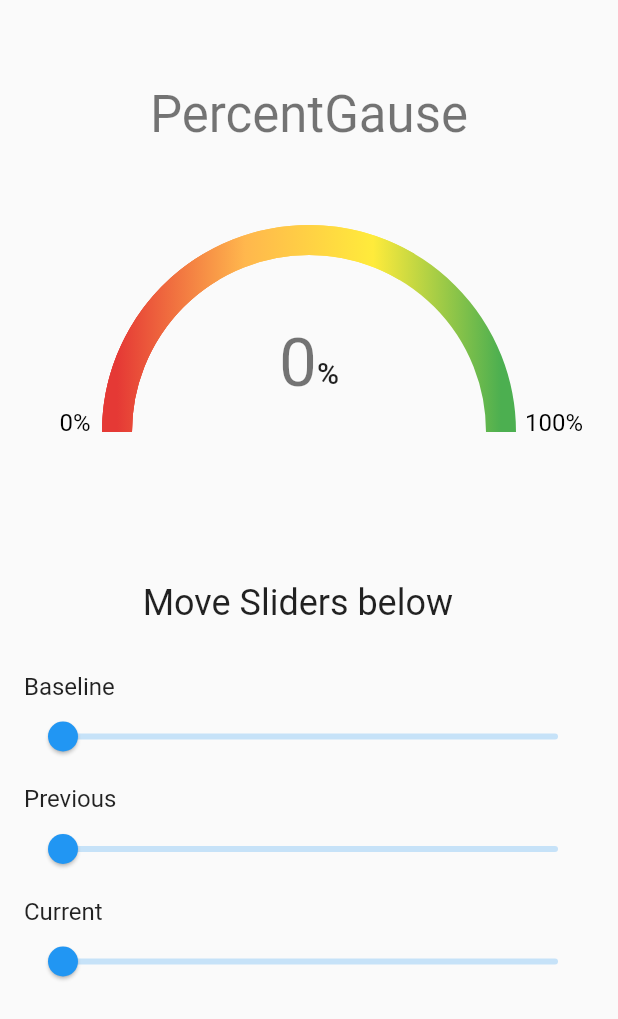
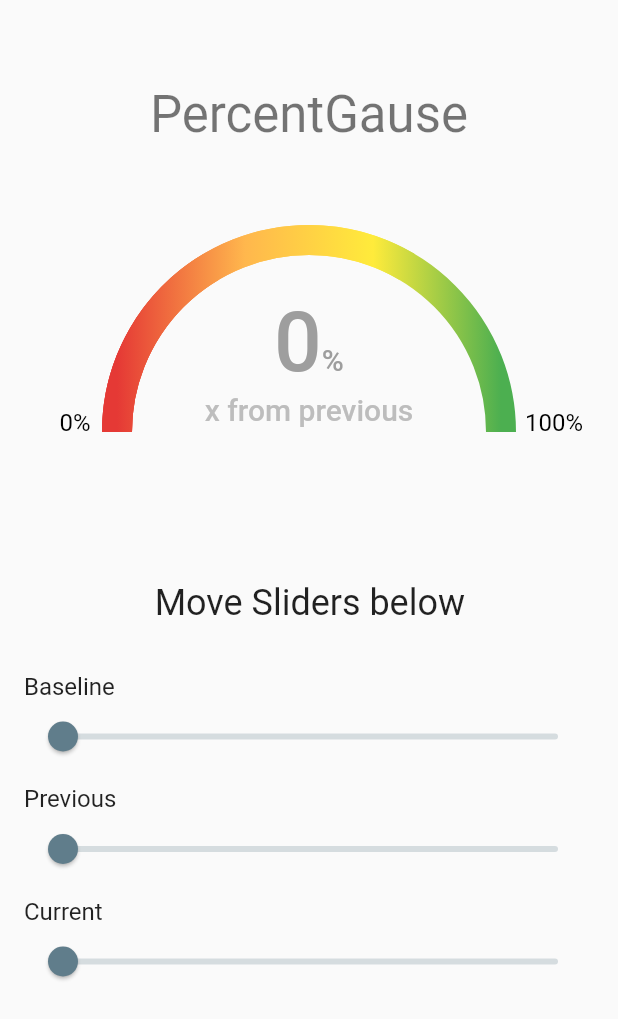
Before and after one commit to casa98/gause-ui, a Flutter app: the screen it shows after launch, on a phone screen of 412 x 824 dp. Shown: the top 1019 px of the screen. Run offline on Flutter 3.47's test engine with Material 2 defaults, Android fonts, the phone set to English and light mode, and no system bars.

Commit message:
Fix colors

```diff
--- a/lib/main.dart
+++ b/lib/main.dart
@@ -15,7 +15,7 @@ class MyApp extends StatelessWidget {
       debugShowCheckedModeBanner: false,
       title: 'Gause UI',
       theme: ThemeData(
-        primarySwatch: Colors.blue,
+        primarySwatch: Colors.blueGrey,
       ),
       home: const HomePage(),
     );
--- a/lib/screens/home_page.dart
+++ b/lib/screens/home_page.dart
@@ -1,7 +1,7 @@
 import 'package:flutter/material.dart';
 import 'package:flutter/services.dart';
-import 'package:gauge_ui/widget/custom_text_field.dart';
 
+import '../widget/custom_text_field.dart';
 import '../widget/gause_widget.dart';
 
 class HomePage extends StatefulWidget {
--- a/lib/widget/gause_widget.dart
+++ b/lib/widget/gause_widget.dart
@@ -17,8 +17,8 @@ class GaugeNeedleClipper extends CustomClipper<Path> {
     final path = Path()
       ..addRect(
         Rect.fromPoints(
-          Offset(size.width / 2 - 2, size.height / 1.175),
-          Offset(size.width / 2 + 2, size.height * .945),
+          Offset(size.width / 2 - 1.5, size.height / 1.175),
+          Offset(size.width / 2 + 1.5, size.height * .945),
         ),
       )
       ..close();
@@ -200,7 +200,7 @@ class _CustomGaugeState extends State<CustomGauge> {
           if (widget.showCurrentMarker)
             legendWidget(label: 'Current', localValue: localCurrentValue),
           Container(
-            height: 250,
+            height: 224,
             width: widget.gaugeSize,
             alignment: Alignment.center,
             child: Column(
@@ -213,29 +213,38 @@ class _CustomGaugeState extends State<CustomGauge> {
                   children: [
                     Text(
                       widget.descriptionValue,
-                      style: Theme.of(context).textTheme.headline3,
+                      style: Theme.of(context).textTheme.headline2?.copyWith(
+                            color: Colors.grey[500],
+                            fontWeight: FontWeight.w500,
+                          ),
                     ),
                     Column(
                       children: [
                         Text(
                           '%',
-                          style: Theme.of(context).textTheme.headline6,
+                          style: Theme.of(context)
+                              .textTheme
+                              .headline6
+                              ?.copyWith(color: Colors.grey[500]),
                         ),
-                        const SizedBox(height: 8.0),
+                        const SizedBox(height: 10.0),
                       ],
                     ),
                   ],
                 ),
+                //TODO
                 Text(
-                  widget.descriptionString,
-                  style: Theme.of(context).textTheme.headline6,
+                  'x from previous',
+                  style: Theme.of(context).textTheme.headline6?.copyWith(
+                        color: Colors.grey[400],
+                      ),
                 ),
               ],
             ),
           ),
           Positioned(
             top: 260,
-            right: 64,
+            right: 56,
             child: Center(
               child: Text(
                 '${widget.usingTextfields ? 'Enter fields' : 'Move Sliders'} below',
@@ -263,7 +272,7 @@ class _CustomGaugeState extends State<CustomGauge> {
           child: Container(
             width: widget.gaugeSize * 0.3,
             height: widget.gaugeSize,
-            color: widget.needleColor,
+            color: Colors.grey[500],
           ),
         ),
       ),
@@ -297,19 +306,19 @@ class _CustomGaugeState extends State<CustomGauge> {
                           label,
                           style: TextStyle(
                             fontSize: 18.0,
-                            fontWeight: FontWeight.bold,
                             foreground: Paint()
                               ..style = PaintingStyle.stroke
-                              ..strokeWidth = 2
+                              ..strokeWidth = 3
                               ..color = Colors.white,
                             letterSpacing: -0.2,
                           ),
                         ),
                         Text(
                           label,
-                          style: const TextStyle(
+                          style: TextStyle(
+                            color: Colors.grey[500],
                             fontSize: 18.0,
-                            fontWeight: FontWeight.bold,
+                            fontWeight: FontWeight.w500,
                             letterSpacing: -0.2,
                           ),
                         ),
@@ -320,10 +329,11 @@ class _CustomGaugeState extends State<CustomGauge> {
                         Text(
                           '$localValue%',
                           style: TextStyle(
+                            fontSize: 13.0,
                             fontWeight: FontWeight.bold,
                             foreground: Paint()
                               ..style = PaintingStyle.stroke
-                              ..strokeWidth = 2
+                              ..strokeWidth = 3
                               ..color = Colors.white,
                             letterSpacing: -0.2,
                           ),
@@ -332,6 +342,7 @@ class _CustomGaugeState extends State<CustomGauge> {
                         Text(
                           '$localValue%',
                           style: const TextStyle(
+                            fontSize: 13.0,
                             fontWeight: FontWeight.bold,
                             letterSpacing: -0.2,
                           ),
```
